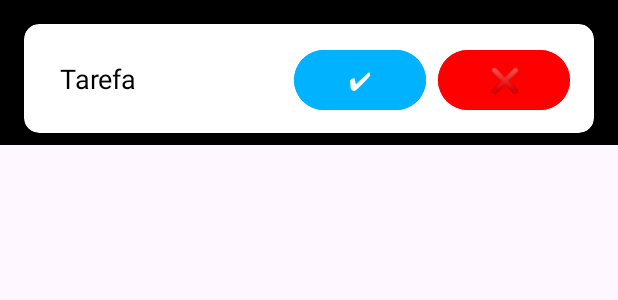
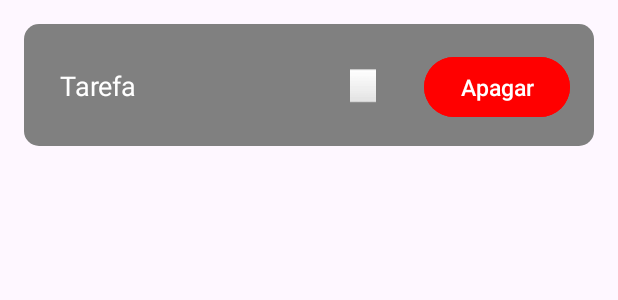
Before and after one commit to CasposoBR/ToDoList, an Android app built with Jetpack Compose: the layout item_task.xml on its own in the app's theme, with its tools: preview values and no code run, on a phone screen of 412 x 824 dp. Shown: the top 300 px of the screen. Run offline under Robolectric (Android 15) with nearby library versions, the phone set to English and light mode, and no system bars.

Commit message:
Botão de marcar task, lógica, mudança de interface realizado

```diff
--- a/app/src/main/res/layout/activity_main.xml
+++ b/app/src/main/res/layout/activity_main.xml
@@ -31,7 +31,7 @@
         android:layout_height="wrap_content"
         android:text="Adicionar"
         android:textSize="16sp"
-        android:backgroundTint="@color/blue"
+        android:backgroundTint="@color/orange"
         android:textColor="@android:color/white"
         android:padding="12dp"
         app:layout_constraintEnd_toEndOf="parent"
--- a/app/src/main/res/layout/item_task.xml
+++ b/app/src/main/res/layout/item_task.xml
@@ -6,7 +6,8 @@
     android:layout_width="match_parent"
     android:layout_height="wrap_content"
     android:padding="8dp"
-    android:background="@color/black">
+    android:background="@android:color/transparent"
+   >
 
     <androidx.cardview.widget.CardView
         android:layout_width="match_parent"
@@ -22,6 +23,7 @@
             android:layout_width="match_parent"
             android:layout_height="wrap_content"
             android:orientation="horizontal"
+            android:background="@color/gray"
             android:padding="8dp">
 
             <!-- Texto da tarefa -->
@@ -33,16 +35,17 @@
                 android:padding="16dp"
                 android:text="Tarefa"
                 android:textSize="18sp"
-                android:textColor="@android:color/black" />
+                android:textColor="@android:color/white" />
 
             <!-- Botão para marcar tarefa -->
             <Button
                 android:id="@+id/btnMarkTask"
-                android:layout_width="wrap_content"
-                android:layout_height="wrap_content"
-                android:text="✔"
-                android:textSize="16sp"
-                android:backgroundTint="@color/blue"
+                android:layout_width="65dp"
+                android:layout_height="65dp"
+                android:background="@android:color/transparent"
+                android:text="⬜"
+                android:textColor="@android:color/black"
+                android:textSize="20sp"
                 android:layout_marginStart="8dp"
                 android:layout_marginEnd="4dp"/>
 
@@ -51,8 +54,8 @@
                 android:id="@+id/btnRemoveTask"
                 android:layout_width="wrap_content"
                 android:layout_height="wrap_content"
-                android:text="❌"
-                android:textSize="16sp"
+                android:text="Apagar"
+                android:textSize="15sp"
                 android:backgroundTint="@color/red"
                 android:layout_marginStart="4dp"
                 android:layout_marginEnd="8dp"/>
```
Also changed, not shown: app/src/main/java/PostListAdapter.kt (+16 -0 lines).
